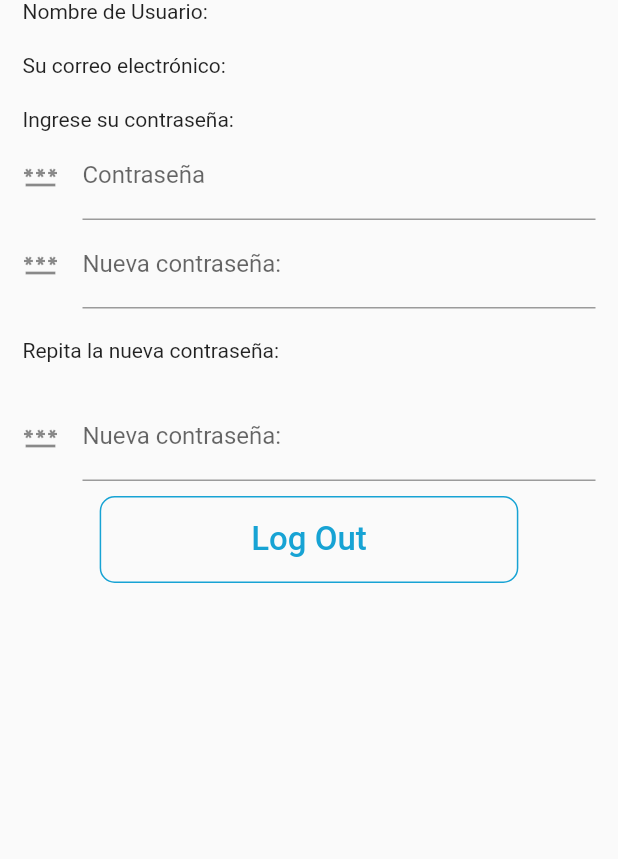
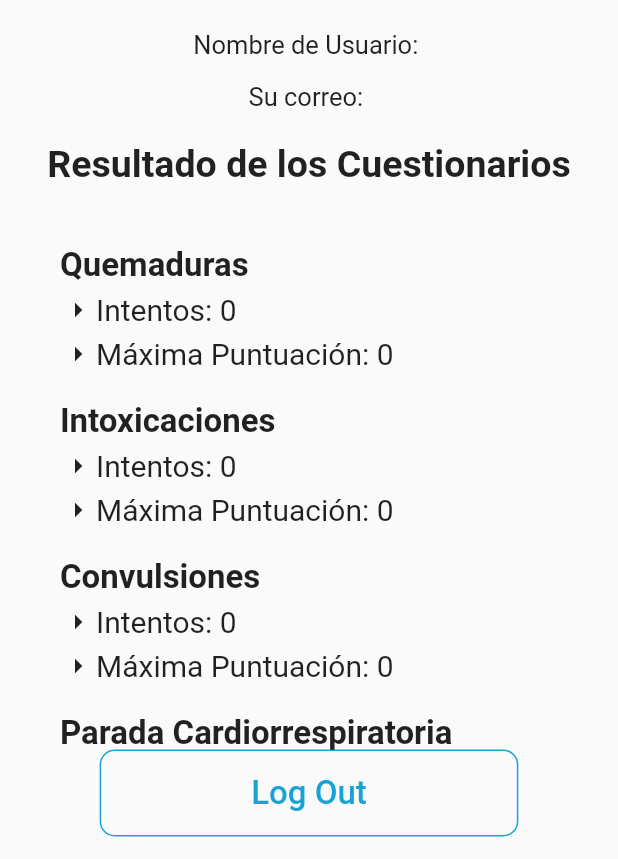
Before and after one commit to FRM00/TFG_Salud_Auxiliar, a Flutter app: the Cuenta screen opened directly, on a phone screen of 412 x 824 dp, the part 377-1236 px from its top. Run offline on Flutter 3.47's test engine with Material 2 defaults, Android fonts, the phone set to English and light mode, and no system bars; our stand-ins replace cloud_firestore, firebase_auth, firebase_core, firebase_database, google_sign_in, group_radio_button; missing offline and left inert: flutter_phone_direct_caller; accounts and stored records are empty.

Commit message:
resultados del cuestionario funciona bien. Falta quitar el menu d ela derecha. Algun nombre que no se ha actualizado. Que pasa con el login?

```diff
--- a/Pantalla/lib/BotonNavigation_Bar/Cuenta.dart
+++ b/Pantalla/lib/BotonNavigation_Bar/Cuenta.dart
@@ -19,40 +19,84 @@ class Cuenta extends StatefulWidget {
 }
 
 class _CuentaState extends State<Cuenta> {
-  @override
+
   @override
   Widget build(BuildContext context) {
     return  Scaffold(
       appBar: appBarPantallas(context, "Su Cuenta"),
-      body: ListView(
-        padding: EdgeInsets.all(15),
-        children: [
-          Image.asset(IMAGEN_LOGO, height: 180.0,),
+      body: Container(
+        margin: EdgeInsets.all(15),
+        child: Column(
+          children: <Widget>[
+            Image.asset(IMAGEN_LOGO, height: 180.0,),
+            SizedBox(height: 20,),
 
-          fila(NOMBRE_USER, getNombreUser()!),
-          SizedBox(height: 20,),
+            filaDatosUsuario(NOMBRE_USER, getNombreUser()!),
+            SizedBox(height: 15,),
 
-          fila(CORREO_ELECTRONICO, getEmailUser()!),
+            filaDatosUsuario(CORREO_ELECTRONICO, getEmailUser()!),
 
-          SizedBox(height: 20,),
+            SizedBox(height: 20,),
 
-          Text(CONTRASENA),
+            estiloTituloDetalles("Resultado de los Cuestionarios"),
 
-          campo("Contraseña"),
+            SizedBox(height: 15,),
 
-          campo(CAMBIAR_CONTRASENA),
+            Expanded(
+                child: SizedBox(
+                  height: 25.0,
+                  child:
+                  ListView(children: [
+                    Container(
+                      margin: EdgeInsets.only(top: 25, left: 25, right: 15),
+                      child: Column(
+                        children:
+                        List.generate(
+                          cuestionarios.length,
+                              (index) {
+                            return Column(
+                              crossAxisAlignment: CrossAxisAlignment.start,
+                              children: [
+                                Text(cuestionarios[index].nombre,
+                                  style: TextStyle(fontSize: 22, fontWeight: FontWeight.bold),
+                                ),
+                                SizedBox(height: 5,),
+                                filaCuestionario("Intentos: " + cuestionarios[index].intentos.toString()),
 
-          SizedBox(height: 20,),
-          Text(REPETIR_CONTRASENA),
-          SizedBox(height: 20,),
+                                SizedBox(height: 5.0,),
+                                filaCuestionario("Máxima Puntuación: " + cuestionarios[index].maximaPuntuacion.toString()),
+                                SizedBox(height: 20.0,),
+                              ],
+                            );
+                          },
+                        ),
+                      ),
+                    ),
+                  ]),
+                )
+            ),
+            botonLogOut(),
+          ],
+        ),
+      ),
+    );
+  }
 
-          campo(CAMBIAR_CONTRASENA),
-          SizedBox(height: 10,),
+  Widget filaCuestionario(String texto){
+    return Row(
+      children: [
+        Icon(Icons.arrow_right, ),
 
-          botonLogOut()
-        ],
-      )
-
+        Container(
+          child: Text(texto,
+            overflow: TextOverflow.fade,
+            textAlign: TextAlign.justify,
+            style: TextStyle(
+              fontSize: 20,
+            ),
+          ),
+        ),
+      ],
     );
   }
 
@@ -80,13 +124,14 @@ class _CuentaState extends State<Cuenta> {
     );
   }
 
-  Widget fila(String texto, String valor){
-    return Row(
-      children: [
-        Text(texto),
-        Text(valor)
-      ],
+  Widget filaDatosUsuario(String texto, String valor){
+    return Wrap(
+        children: <Widget>[
+          estiloExplicacionDetalles(texto),
+          estiloExplicacionDetalles(valor),
+        ],
     );
+
   }
 
   Widget botonLogOut(){
@@ -141,4 +186,4 @@ class _CuentaState extends State<Cuenta> {
       child: const Text('Show Dialog'),
     );
   }
-}
+} //clase cuenta
--- a/Pantalla/lib/BotonNavigation_Bar/Localizacion.dart
+++ b/Pantalla/lib/BotonNavigation_Bar/Localizacion.dart
@@ -33,19 +33,19 @@ class Localizacion extends StatelessWidget {
                   child: GestureDetector(
                     onTap: (){
                       if (index == 0){ //quemaduras
-                        Navigator.push(context, MaterialPageRoute(builder: (context)=> Cuestionarios("Quemaduras", cuestionarioQuemaduras)));
+                        Navigator.push(context, MaterialPageRoute(builder: (context)=> Cuestionarios("Quemaduras", cuestionarioQuemaduras, cuestionarios[0])));
                       }else if (index == 1){ //intoxicaciones
-                        Navigator.push(context, MaterialPageRoute(builder: (context)=> Cuestionarios("Intoxicaciones", cuestionarioIntoxicaciones)));
+                        Navigator.push(context, MaterialPageRoute(builder: (context)=> Cuestionarios("Intoxicaciones", cuestionarioIntoxicaciones, cuestionarios[1])));
                       }else if (index == 2){ //convulsiones
-                        Navigator.push(context, MaterialPageRoute(builder: (context)=> Cuestionarios("convulsiones", cuestionarioQuemaduras)));
+                        Navigator.push(context, MaterialPageRoute(builder: (context)=> Cuestionarios("convulsiones", cuestionarioQuemaduras, cuestionarios[2])));
                       }else if (index == 3){ //parada cardiorespiratoria
-                        Navigator.push(context, MaterialPageRoute(builder: (context)=> Cuestionarios("parada cardiorespiratoria", cuestionarioQuemaduras)));
+                        Navigator.push(context, MaterialPageRoute(builder: (context)=> Cuestionarios("parada cardiorespiratoria", cuestionarioQuemaduras, cuestionarios[3])));
                       }else if (index == 4){ //obstruccionvia aerea
-                        Navigator.push(context, MaterialPageRoute(builder: (context)=> Cuestionarios("obstruccionvia aerea", cuestionarioQuemaduras)));
+                        Navigator.push(context, MaterialPageRoute(builder: (context)=> Cuestionarios("obstruccionvia aerea", cuestionarioQuemaduras, cuestionarios[4])));
                       }else if (index == 5){ //hemorragias
-                        Navigator.push(context, MaterialPageRoute(builder: (context)=> Cuestionarios("hemorragias", cuestionarioQuemaduras)));
+                        Navigator.push(context, MaterialPageRoute(builder: (context)=> Cuestionarios("hemorragias", cuestionarioQuemaduras, cuestionarios[5])));
                       }else if (index == 6){ //fracturas
-                        Navigator.push(context, MaterialPageRoute(builder: (context)=> Cuestionarios("fracturas", cuestionarioQuemaduras)));
+                        Navigator.push(context, MaterialPageRoute(builder: (context)=> Cuestionarios("fracturas", cuestionarioQuemaduras, cuestionarios[6])));
                       }
                     },
                     child: Column(
--- a/Pantalla/lib/Constantes.dart
+++ b/Pantalla/lib/Constantes.dart
@@ -1,8 +1,11 @@
 import 'package:cloud_firestore/cloud_firestore.dart';
 import 'package:flutter/material.dart';
 
+import 'BotonNavigation_Bar/Cuenta.dart';
 import 'Buscador.dart';
+import 'Cuestionario.dart';
 import 'Cuestionarios.dart';
+import 'Pregunta.dart';
 import 'main.dart';
                         //FOTOS
 //carpeta raiz
@@ -42,7 +45,7 @@ const String INICIAR_SESION = "Iniciar Sesión";
 const String TEXTO_BOTON_GOOGLE = "       Iniciar Sesión con Gmail";
 const String REGISTRARSE = "Registrar Usuario";
 const String NOMBRE_USER = "Nombre de Usuario: ";
-const String CORREO_ELECTRONICO = "Su correo electrónico: ";
+const String CORREO_ELECTRONICO = "Su correo: ";
 const String CONTRASENA = "Ingrese su contraseña: ";
 const String CAMBIAR_CONTRASENA = "Nueva contraseña: ";
 const String REPETIR_CONTRASENA = "Repita la nueva contraseña: ";
@@ -59,6 +62,8 @@ const String DOCUMENTO_BD_CONVULSIONES = "convulsiones";
 late Map<String, dynamic> documentoBD; //variable para iterar.  es un documento de una coleccion.
 final List<Pregunta> cuestionarioQuemaduras = [];
 final List<Pregunta> cuestionarioIntoxicaciones = [];
+final List<Cuestionario> cuestionarios = [];
+
 
                       //COLORES
 const Color azulLogo = Color.fromARGB(1000, 0, 154, 208);
@@ -113,9 +118,10 @@ Widget estiloBotonGoogle(String texto){
 
 Widget estiloExplicacionDetalles(String variable){
   return Text(variable,
-      textAlign: TextAlign.justify,
-      style: TextStyle(
-        fontSize: 15,
+    textAlign: TextAlign.justify,
+    overflow: TextOverflow.fade,
+    style: TextStyle(
+        fontSize: 17,
       ),
   );
 }
--- /dev/null
+++ b/Pantalla/lib/Cuestionario.dart
@@ -0,0 +1,15 @@
+
+
+class Cuestionario {
+  final String nombre;
+  int intentos = 0;
+  int maximaPuntuacion = 0;
+
+
+  Cuestionario({
+    required this.nombre,
+    required this.intentos,
+    required this.maximaPuntuacion,
+  });
+
+}
--- a/Pantalla/lib/ResultadosCuestionarios.dart
+++ b/Pantalla/lib/ResultadosCuestionarios.dart
@@ -5,12 +5,16 @@ import '../../Constantes.dart';
 import '../../Cuestionarios.dart';
 
 import 'BotonNavigation_Bar/MenuInferior.dart';
+import 'Cuestionario.dart';
+import 'Pregunta.dart';
 
 
 class ResultadoCuestionarios extends StatefulWidget {
   late String nombre;
   List<Pregunta> lista = [];
-  ResultadoCuestionarios(this.nombre, this.lista);
+  Cuestionario cuestionario;
+
+  ResultadoCuestionarios(this.nombre, this.lista, this.cuestionario);
 
   //const ResultadoCuestionarios(String nombre, String foto, {Key? key}) : super(key: key);
 
@@ -53,6 +57,14 @@ class _ResultadoCuestionarios extends State<ResultadoCuestionarios> {
         contador += 20;
       }
     });
+    cuestionarios.forEach((element) {
+      if(element.nombre == widget.nombre){
+        if (contador > widget.cuestionario.maximaPuntuacion){
+          widget.cuestionario.maximaPuntuacion = contador;
+        }
+      }
+    });
+    widget.cuestionario.intentos = widget.cuestionario.intentos + 1;
     return contador;
   }
 
--- a/Pantalla/lib/main.dart
+++ b/Pantalla/lib/main.dart
@@ -11,8 +11,10 @@ import 'BotonNavigation_Bar/Cuenta.dart';
 import 'package:firebase_core/firebase_core.dart';
 import 'BotonNavigation_Bar/MenuInferior.dart';
 import 'Constantes.dart';
+import 'Cuestionario.dart';
 import 'Cuestionarios.dart';
 import 'GoogleInicioSesion.dart';
+import 'Pregunta.dart';
 import 'firebase_options.dart';
 
 //para alinear algo a la izda : dentro de column --> crossAxisAligement: CrossAxisAligement.start
@@ -26,8 +28,21 @@ main() {
     llenarCuestionario('cuestionario_quemaduras', cuestionarioQuemaduras);
     llenarCuestionario('cuestionario_intoxicaciones', cuestionarioIntoxicaciones);
 
+    llenarResultadosCuestionarios();
+
     runApp(MyApp());
   });
+}
+
+void llenarResultadosCuestionarios(){
+  cuestionarios.add(Cuestionario(nombre: "Quemaduras", intentos: 0, maximaPuntuacion: 0));
+  cuestionarios.add(Cuestionario(nombre: "Intoxicaciones", intentos: 0, maximaPuntuacion: 0));
+  cuestionarios.add(Cuestionario(nombre: "Convulsiones", intentos: 0, maximaPuntuacion: 0));
+  cuestionarios.add(Cuestionario(nombre: "Parada Cardiorrespiratoria", intentos: 0, maximaPuntuacion: 0));
+  cuestionarios.add(Cuestionario(nombre: "Obstrucción vía aerea", intentos: 0, maximaPuntuacion: 0));
+  cuestionarios.add(Cuestionario(nombre: "Hemorragias", intentos: 0, maximaPuntuacion: 0));
+  cuestionarios.add(Cuestionario(nombre: "Fracturas", intentos: 0, maximaPuntuacion: 0));
+
 }
 /*
 Se meten los valores en cada pregunta del cuestionario
@@ -89,7 +104,6 @@ class _MyHomePageState extends State<MyHomePage> {
 
   @override
   Widget build(BuildContext context) {
-    //getDocumentoBD("detalles","quemaduras", "consiste");
 
     if(comprobarLogin()){
       Navigator.push(context, MaterialPageRoute(builder: (context)=> EstadoPaginas()));
```
Also changed, not shown: Pantalla/lib/BotonNavigation_Bar/NumerosTelefono.dart (+8 -5 lines), Pantalla/lib/Cuestionarios.dart (+6 -30 lines), Pantalla/lib/Pregunta.dart (added, +26 -0 lines).
